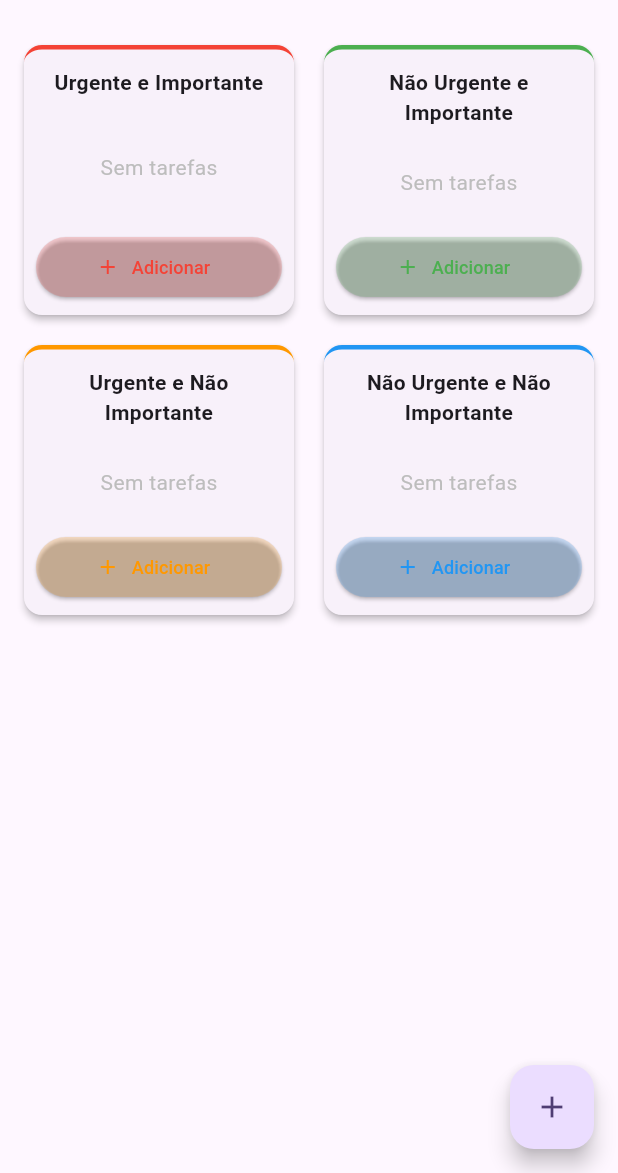
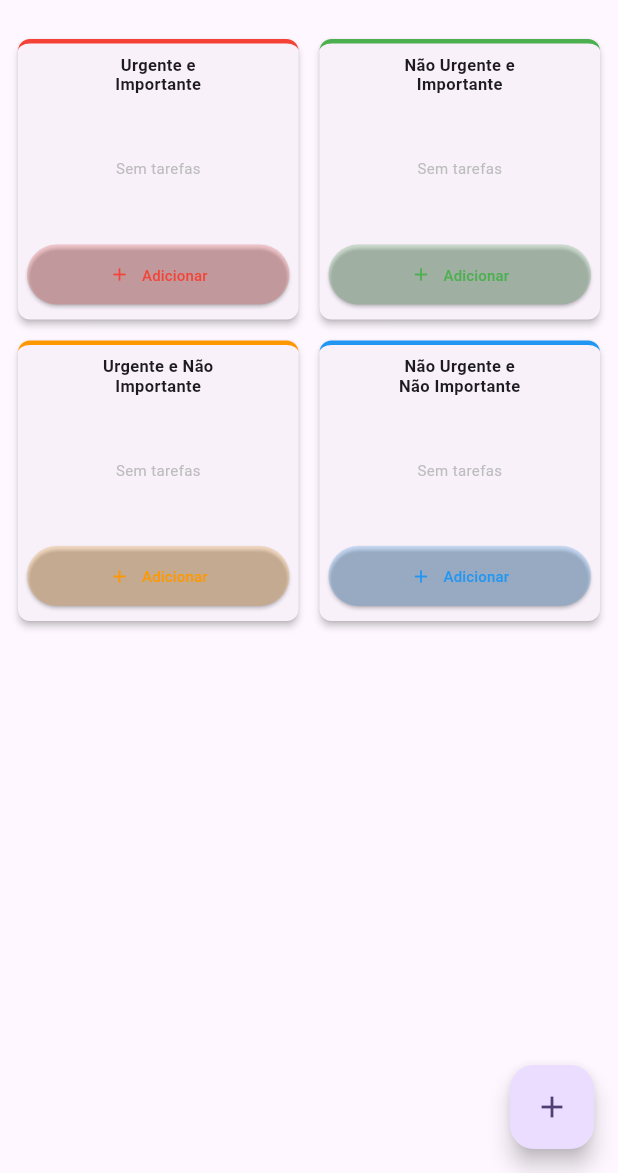
Before and after one commit to ralfh-ansuattigui/app_produtividade, a Flutter app: the EisenhowerScreen screen opened by its route, on a phone screen of 412 x 824 dp, the part 63-1236 px from its top. Run offline on Flutter 3.47's test engine with Material 3 defaults, Android fonts, the phone set to English and light mode, and no system bars; our stand-ins replace sqflite, sqflite_common_ffi; missing offline and left inert: bcrypt; accounts and stored records are empty.

Commit message:
refactor: make Eisenhower matrix UI fully responsive and adaptive
- Added LayoutBuilder to screen for responsive layout detection
- Implemented childAspectRatio: 1 to ensure all 4 quadrants fit on screen
- Added isCompact parameter to QuadrantCard based on screen width (<500px)
- Adaptive font sizing for titles (11-13px), buttons (10-12px), and tasks (10-11px)
- Adjusted padding and spacing based on screen size for optimal fit
- Split quadrant titles into 2 lines to reduce width
- Reduced border radius and spacing for compact mode
- All elements now scale proportionally with viewport changes

```diff
--- a/lib/screens/eisenhower_screen.dart
+++ b/lib/screens/eisenhower_screen.dart
@@ -46,38 +46,53 @@ class _EisenhowerScreenState extends State<EisenhowerScreen> {
 
   Widget _buildGrid(BuildContext context, TasksNotifier tasksNotifier) {
     final quadrants = [
-      {'number': 1, 'title': 'Urgente e Importante', 'color': Colors.red},
-      {'number': 2, 'title': 'Não Urgente e Importante', 'color': Colors.green},
+      {'number': 1, 'title': 'Urgente e\nImportante', 'color': Colors.red},
+      {
+        'number': 2,
+        'title': 'Não Urgente e\nImportante',
+        'color': Colors.green,
+      },
       {
         'number': 3,
-        'title': 'Urgente e Não Importante',
+        'title': 'Urgente e Não\nImportante',
         'color': Colors.orange,
       },
       {
         'number': 4,
-        'title': 'Não Urgente e Não Importante',
+        'title': 'Não Urgente e\nNão Importante',
         'color': Colors.blue,
       },
     ];
 
+    return LayoutBuilder(
+      builder: (context, constraints) {
+        final padding = constraints.maxWidth > 600 ? 16.0 : 8.0;
+        final spacing = constraints.maxWidth > 600 ? 12.0 : 6.0;
+
         return Padding(
-      padding: const EdgeInsets.all(12),
+          padding: EdgeInsets.all(padding),
           child: GridView.count(
             crossAxisCount: 2,
-        mainAxisSpacing: 12,
-        crossAxisSpacing: 12,
+            mainAxisSpacing: spacing,
+            crossAxisSpacing: spacing,
+            childAspectRatio: 1,
             children: quadrants.map((q) {
-          final quadrantTasks = tasksNotifier.getByQuadrant(q['number'] as int);
+              final quadrantTasks =
+                  tasksNotifier.getByQuadrant(q['number'] as int);
               return QuadrantCard(
                 title: q['title'] as String,
                 color: q['color'] as Color,
                 tasks: quadrantTasks,
-            onTaskTap: (task) => _showTaskDialog(context, tasksNotifier, task),
+                onTaskTap: (task) =>
+                    _showTaskDialog(context, tasksNotifier, task),
                 onAddTask: () =>
                     _showAddTaskDialog(context, quadrant: q['number'] as int),
+                isCompact: constraints.maxWidth < 500,
               );
             }).toList(),
           ),
+        );
+      },
     );
   }
 
--- a/lib/widgets/quadrant_card.dart
+++ b/lib/widgets/quadrant_card.dart
@@ -8,6 +8,7 @@ class QuadrantCard extends StatelessWidget {
   final List<Task> tasks;
   final Function(Task) onTaskTap;
   final VoidCallback onAddTask;
+  final bool isCompact;
 
   const QuadrantCard({
     Key? key,
@@ -16,27 +17,36 @@ class QuadrantCard extends StatelessWidget {
     required this.tasks,
     required this.onTaskTap,
     required this.onAddTask,
+    this.isCompact = false,
   }) : super(key: key);
 
   @override
   Widget build(BuildContext context) {
+    final titleFontSize = isCompact ? 11.0 : 13.0;
+    final emptyMessageSize = isCompact ? 10.0 : 12.0;
+    final taskTileFontSize = isCompact ? 10.0 : 11.0;
+    final buttonIconSize = isCompact ? 14.0 : 16.0;
+    final buttonTextSize = isCompact ? 10.0 : 12.0;
+    const borderRadius = 8.0;
+
     return Card(
       elevation: 2,
-      shape: RoundedRectangleBorder(borderRadius: BorderRadius.circular(12)),
+      shape: RoundedRectangleBorder(borderRadius: BorderRadius.circular(borderRadius)),
       child: Container(
         decoration: BoxDecoration(
-          borderRadius: BorderRadius.circular(12),
+          borderRadius: BorderRadius.circular(borderRadius),
           border: Border(top: BorderSide(color: color, width: 3)),
         ),
         child: Column(
           children: [
             Padding(
-              padding: const EdgeInsets.all(12),
+              padding: EdgeInsets.all(isCompact ? 8 : 10),
               child: Text(
                 title,
-                style: const TextStyle(
+                style: TextStyle(
                   fontWeight: FontWeight.bold,
-                  fontSize: 14,
+                  fontSize: titleFontSize,
+                  height: 1.2,
                 ),
                 textAlign: TextAlign.center,
               ),
@@ -46,32 +56,42 @@ class QuadrantCard extends StatelessWidget {
                   ? Center(
                       child: Text(
                         'Sem tarefas',
-                        style: TextStyle(color: Colors.grey[400]),
+                        style: TextStyle(
+                          color: Colors.grey[400],
+                          fontSize: emptyMessageSize,
+                        ),
                       ),
                     )
                   : ListView.builder(
-                      padding: const EdgeInsets.symmetric(horizontal: 8),
+                      padding: EdgeInsets.symmetric(
+                        horizontal: isCompact ? 4 : 8,
+                        vertical: isCompact ? 4 : 6,
+                      ),
                       itemCount: tasks.length,
                       itemBuilder: (ctx, idx) => _TaskTile(
                         task: tasks[idx],
                         onTap: () => onTaskTap(tasks[idx]),
+                        fontSize: taskTileFontSize,
                       ),
                     ),
             ),
             Padding(
-              padding: const EdgeInsets.all(8),
+              padding: EdgeInsets.all(isCompact ? 6 : 8),
               child: SizedBox(
                 width: double.infinity,
                 child: ElevatedButton.icon(
                   onPressed: onAddTask,
-                  icon: const Icon(Icons.add, size: 16),
-                  label: const Text(
+                  icon: Icon(Icons.add, size: buttonIconSize),
+                  label: Text(
                     'Adicionar',
-                    style: TextStyle(fontSize: 12),
+                    style: TextStyle(fontSize: buttonTextSize),
                   ),
                   style: ElevatedButton.styleFrom(
                     backgroundColor: color.withOpacity(0.2),
                     foregroundColor: color,
+                    padding: EdgeInsets.symmetric(
+                      vertical: isCompact ? 6 : 8,
+                    ),
                   ),
                 ),
               ),
@@ -86,27 +106,35 @@ class QuadrantCard extends StatelessWidget {
 class _TaskTile extends StatelessWidget {
   final Task task;
   final VoidCallback onTap;
+  final double fontSize;
 
-  const _TaskTile({required this.task, required this.onTap});
+  const _TaskTile({
+    required this.task,
+    required this.onTap,
+    this.fontSize = 11.0,
+  });
 
   @override
   Widget build(BuildContext context) {
     return Padding(
-      padding: const EdgeInsets.symmetric(vertical: 4),
+      padding: const EdgeInsets.symmetric(vertical: 3),
       child: InkWell(
         onTap: onTap,
-        borderRadius: BorderRadius.circular(6),
+        borderRadius: BorderRadius.circular(4),
         child: Container(
-          padding: const EdgeInsets.symmetric(horizontal: 8, vertical: 6),
+          padding: const EdgeInsets.symmetric(horizontal: 6, vertical: 4),
           decoration: BoxDecoration(
             color: Colors.grey[100],
-            borderRadius: BorderRadius.circular(6),
+            borderRadius: BorderRadius.circular(4),
           ),
           child: Text(
             task.title,
             maxLines: 2,
             overflow: TextOverflow.ellipsis,
-            style: const TextStyle(fontSize: 12),
+            style: TextStyle(
+              fontSize: fontSize,
+              height: 1.2,
+            ),
           ),
         ),
       ),
```
Lines whose indentation alone changed are shown as unchanged.
